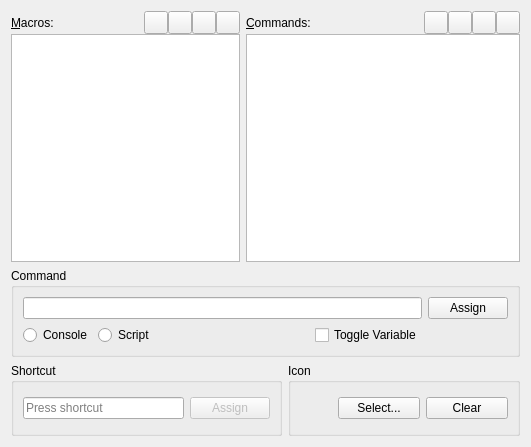
o3de/o3de, file Code/Editor/ToolsConfigPage.ui: the form before one commit.
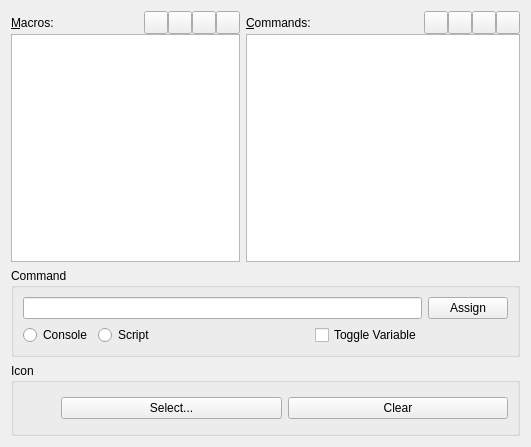
The form after the commit. Icons and pictures are not drawn.

```diff
--- a/Code/Editor/ToolsConfigPage.ui
+++ b/Code/Editor/ToolsConfigPage.ui
@@ -236,29 +236,7 @@
     </widget>
    </item>
    <item>
-    <layout class="QHBoxLayout" name="horizontalLayout_6" stretch="7,6">
-     <item>
-      <widget class="QGroupBox" name="groupBox_2">
-       <property name="title">
-        <string>Shortcut</string>
-       </property>
-       <layout class="QHBoxLayout" name="horizontalLayout_2">
-        <item>
-         <widget class="QKeySequenceEdit" name="m_macroShortcutKey"/>
-        </item>
-        <item>
-         <widget class="QPushButton" name="m_assignShortcut">
-          <property name="enabled">
-           <bool>false</bool>
-          </property>
-          <property name="text">
-           <string>Assign</string>
-          </property>
-         </widget>
-        </item>
-       </layout>
-      </widget>
-     </item>
+    <layout class="QHBoxLayout" name="horizontalLayout_6" stretch="7">
      <item>
       <widget class="QGroupBox" name="groupBox_3">
        <property name="title">
```
